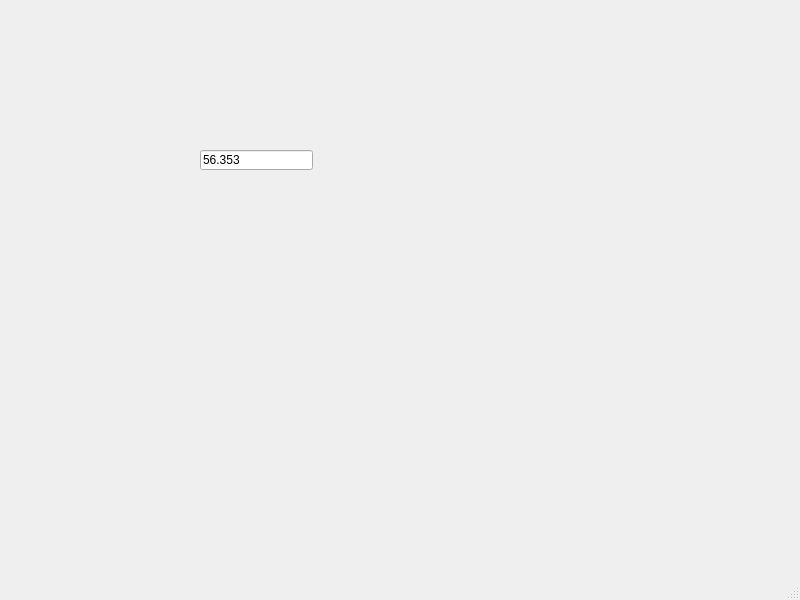
The window that mainwindow.ui (tnie/geo) describes before a commit, drawn with Qt 5.
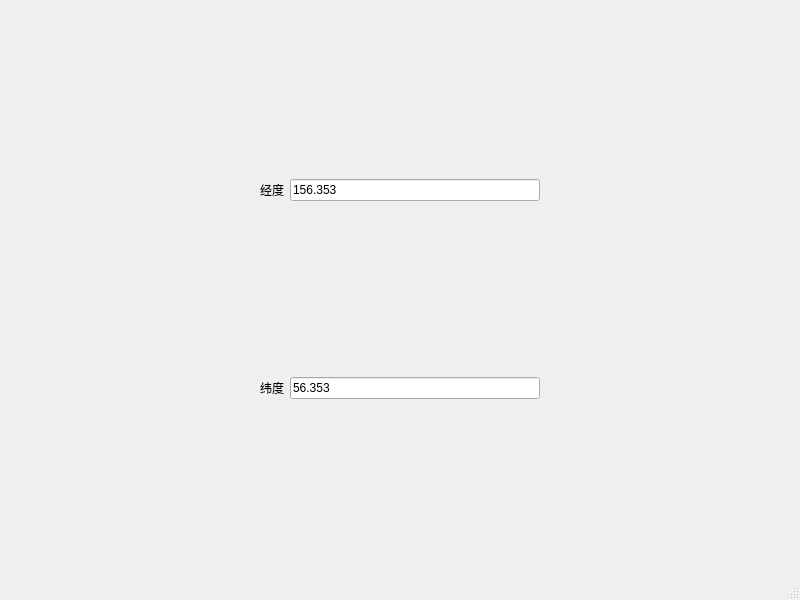
The same window after the commit. Custom widgets are drawn as their Qt base class.

```diff
--- a/mainwindow.ui
+++ b/mainwindow.ui
@@ -14,19 +14,88 @@
    <string>MainWindow</string>
   </property>
   <widget class="QWidget" name="centralwidget">
-   <widget class="SeCommonLineEditLat" name="lineEdit">
-    <property name="geometry">
-     <rect>
-      <x>200</x>
-      <y>150</y>
-      <width>113</width>
-      <height>20</height>
-     </rect>
-    </property>
-    <property name="text">
-     <string>56.353</string>
-    </property>
-   </widget>
+   <layout class="QGridLayout" name="gridLayout">
+    <item row="1" column="3">
+     <spacer name="horizontalSpacer_2">
+      <property name="orientation">
+       <enum>Qt::Horizontal</enum>
+      </property>
+      <property name="sizeHint" stdset="0">
+       <size>
+        <width>40</width>
+        <height>20</height>
+       </size>
+      </property>
+     </spacer>
+    </item>
+    <item row="0" column="0">
+     <spacer name="horizontalSpacer_3">
+      <property name="orientation">
+       <enum>Qt::Horizontal</enum>
+      </property>
+      <property name="sizeHint" stdset="0">
+       <size>
+        <width>40</width>
+        <height>20</height>
+       </size>
+      </property>
+     </spacer>
+    </item>
+    <item row="0" column="1">
+     <widget class="QLabel" name="label">
+      <property name="text">
+       <string>经度</string>
+      </property>
+     </widget>
+    </item>
+    <item row="0" column="3">
+     <spacer name="horizontalSpacer">
+      <property name="orientation">
+       <enum>Qt::Horizontal</enum>
+      </property>
+      <property name="sizeHint" stdset="0">
+       <size>
+        <width>40</width>
+        <height>20</height>
+       </size>
+      </property>
+     </spacer>
+    </item>
+    <item row="1" column="2">
+     <widget class="SeCommonLineEditLon" name="leLat">
+      <property name="text">
+       <string>56.353</string>
+      </property>
+     </widget>
+    </item>
+    <item row="0" column="2">
+     <widget class="SeCommonLineEditLon" name="leLon">
+      <property name="text">
+       <string>156.353</string>
+      </property>
+     </widget>
+    </item>
+    <item row="1" column="1">
+     <widget class="QLabel" name="label_2">
+      <property name="text">
+       <string>纬度</string>
+      </property>
+     </widget>
+    </item>
+    <item row="1" column="0">
+     <spacer name="horizontalSpacer_4">
+      <property name="orientation">
+       <enum>Qt::Horizontal</enum>
+      </property>
+      <property name="sizeHint" stdset="0">
+       <size>
+        <width>40</width>
+        <height>20</height>
+       </size>
+      </property>
+     </spacer>
+    </item>
+   </layout>
   </widget>
   <widget class="QMenuBar" name="menubar">
    <property name="geometry">
@@ -34,7 +103,7 @@
      <x>0</x>
      <y>0</y>
      <width>800</width>
-     <height>23</height>
+     <height>22</height>
     </rect>
    </property>
   </widget>
@@ -42,7 +111,7 @@
  </widget>
  <customwidgets>
   <customwidget>
-   <class>SeCommonLineEditLat</class>
+   <class>SeCommonLineEditLon</class>
    <extends>QLineEdit</extends>
    <header>commonlineedit.h</header>
   </customwidget>
```
